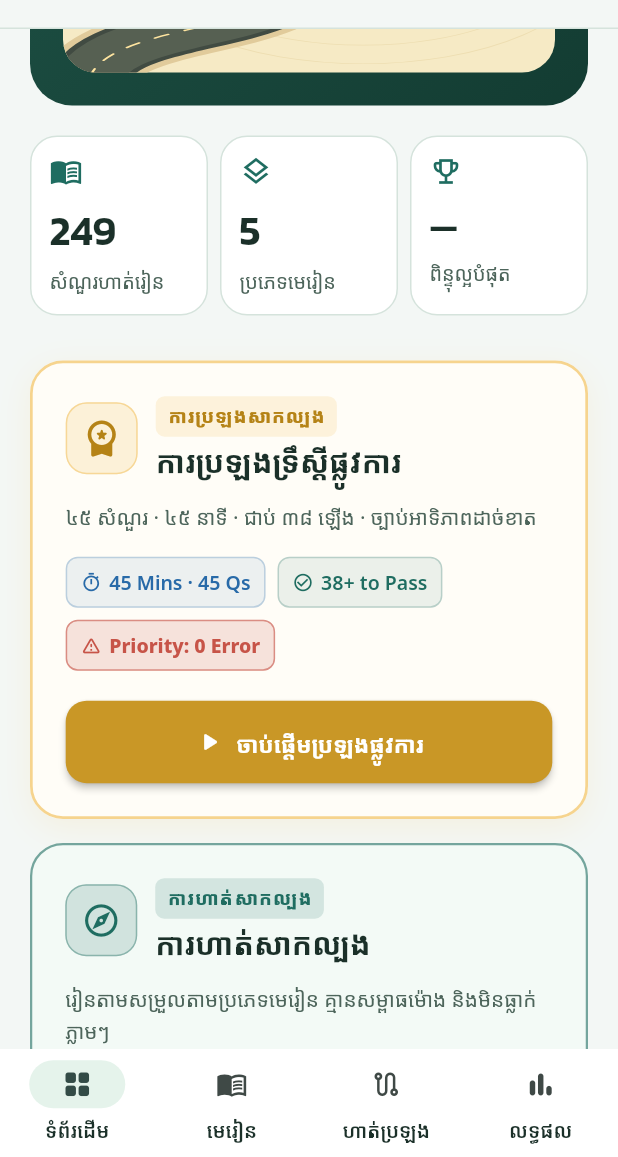
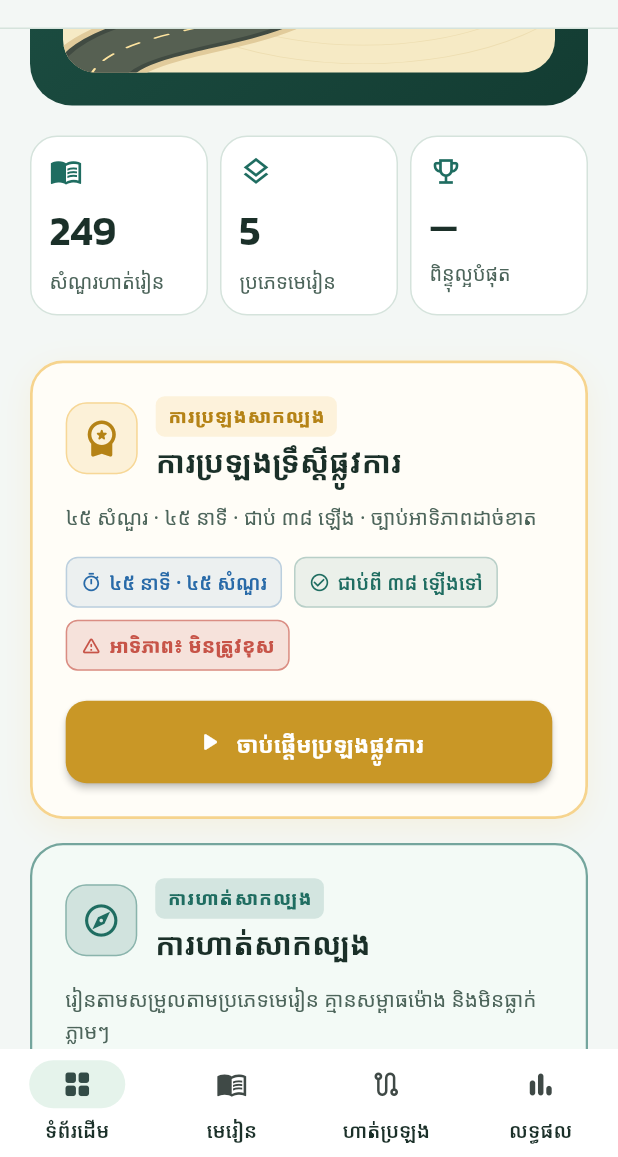
Before and after one commit to danishsary8/driving-rules, a Flutter app: the screen it shows after launch, scrolled down 576 dp, on a phone screen of 412 x 824 dp, the part 79-1236 px from its top. Run offline on Flutter 3.47's test engine with Material 3 defaults, Android fonts, the phone set to English and light mode, and no system bars; our stand-ins replace flutter_animate, get, get_storage, shimmer; missing offline and left inert: dart:html.

Commit message:
fix(i18n): translate exam-mode chips; story card says practice, not official
- Home exam-mode cards showed six hardcoded English chips in Khmer mode
  ('45 Mins · 45 Qs', '38+ to Pass', ...). Now translated.
- Shareable story card still said 'OFFICIAL THEORY PASS' and 'passed
  definitively' in Khmer; now 'practice exam' wording, consistent with the
  practice certificate.

Co-Authored-By: Claude Opus 5.5 <noreply@anthropic.com>
Claude-Session: https://claude.ai/code/session_017gfMh7nQRQCz5eQTnyah2S

```diff
--- a/lib/app/translations/en_us.dart
+++ b/lib/app/translations/en_us.dart
@@ -421,4 +421,10 @@ const Map<String, String> enUS = {
   'exam_preparing': 'Preparing your exam…',
   'result_passed_line': 'You passed with @n correct answers',
   'result_needed_line': '@n more correct answers needed to pass',
+  'mode_chip_time': '45 min · 45 questions',
+  'mode_chip_pass': '38+ to pass',
+  'mode_chip_priority': 'No priority mistakes',
+  'mode_chip_untimed': 'No timer',
+  'mode_chip_answers': 'Answers shown',
+  'mode_chip_no_fail': 'No auto-fail',
 };
--- a/lib/app/translations/km_kh.dart
+++ b/lib/app/translations/km_kh.dart
@@ -408,4 +408,10 @@ const Map<String, String> kmKH = {
   'exam_preparing': 'កំពុងរៀបចំការប្រឡង…',
   'result_passed_line': 'អ្នកបានជាប់ដោយឆ្លើយត្រូវ @n សំណួរ',
   'result_needed_line': 'ត្រូវឆ្លើយត្រូវបន្ថែម @n សំណួរទៀតដើម្បីជាប់',
+  'mode_chip_time': '៤៥ នាទី · ៤៥ សំណួរ',
+  'mode_chip_pass': 'ជាប់ពី ៣៨ ឡើងទៅ',
+  'mode_chip_priority': 'អាទិភាព៖ មិនត្រូវខុស',
+  'mode_chip_untimed': 'គ្មានកំណត់ម៉ោង',
+  'mode_chip_answers': 'បង្ហាញចម្លើយភ្លាម',
+  'mode_chip_no_fail': 'មិនធ្លាក់ស្វ័យប្រវត្តិ',
 };
--- a/lib/modules/home/widgets/learning_cards.dart
+++ b/lib/modules/home/widgets/learning_cards.dart
@@ -233,17 +233,17 @@ class RealExamCard extends StatelessWidget {
             children: [
               _FeatureChip(
                 icon: Icons.timer_outlined,
-                label: '45 Mins · 45 Qs',
+                label: 'mode_chip_time'.tr,
                 color: const Color(0xFF286AA8),
               ),
               _FeatureChip(
                 icon: Icons.check_circle_outline,
-                label: '38+ to Pass',
+                label: 'mode_chip_pass'.tr,
                 color: AppColors.accentGreen,
               ),
               _FeatureChip(
                 icon: Icons.warning_amber_rounded,
-                label: 'Priority: 0 Error',
+                label: 'mode_chip_priority'.tr,
                 color: AppColors.accentRed,
                 highlight: true,
               ),
@@ -389,17 +389,17 @@ class PracticeModeCard extends StatelessWidget {
             children: [
               _FeatureChip(
                 icon: Icons.all_inclusive_rounded,
-                label: 'Untimed',
+                label: 'mode_chip_untimed'.tr,
                 color: AppColors.accentGreen,
               ),
               _FeatureChip(
                 icon: Icons.lightbulb_outline_rounded,
-                label: 'Direct Answers',
+                label: 'mode_chip_answers'.tr,
                 color: const Color(0xFFB58316),
               ),
               _FeatureChip(
                 icon: Icons.security_rounded,
-                label: 'No Auto-Fail',
+                label: 'mode_chip_no_fail'.tr,
                 color: AppColors.accentGreen,
               ),
             ],
--- a/lib/modules/result/widgets/social_story_dialog.dart
+++ b/lib/modules/result/widgets/social_story_dialog.dart
@@ -138,7 +138,7 @@ class _SocialStoryDialogState extends State<SocialStoryDialog> {
                                 ),
                                 SizedBox(width: 6),
                                 Text(
-                                  'OFFICIAL THEORY PASS',
+                                  'PRACTICE EXAM PASS',
                                   style: TextStyle(
                                     color: Color(0xFFF59E0B),
                                     fontSize: 10,
@@ -190,7 +190,7 @@ class _SocialStoryDialogState extends State<SocialStoryDialog> {
                       ),
                       const SizedBox(height: 6),
                       Text(
-                        'ការប្រឡងទ្រឹស្ដីច្បាប់ចរាចរណ៍ផ្លូវគោកកម្ពុជា',
+                        'ការប្រឡងសាកល្បងទ្រឹស្ដីច្បាប់ចរាចរណ៍',
                         textAlign: TextAlign.center,
                         style: TextStyle(
                           color: Colors.white.withValues(alpha: 0.75),
@@ -225,7 +225,7 @@ class _SocialStoryDialogState extends State<SocialStoryDialog> {
                               ),
                             ),
                             Text(
-                              'ពិន្ទុ ${((widget.result.totalCorrect / widget.result.total) * 100).round()}% (ជាប់ជាស្ថាពរ)',
+                              'ពិន្ទុ ${((widget.result.totalCorrect / widget.result.total) * 100).round()}% (ជាប់ការប្រឡងសាកល្បង)',
                               style: TextStyle(
                                 color: Colors.white.withValues(alpha: 0.85),
                                 fontSize: 13,
```
